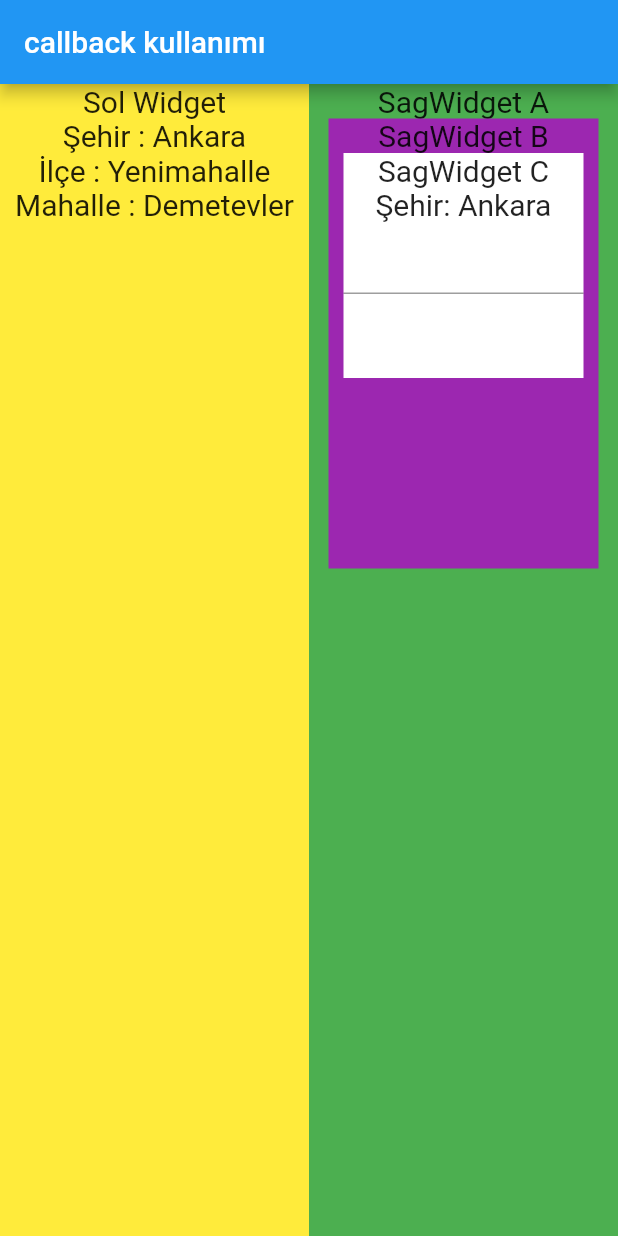
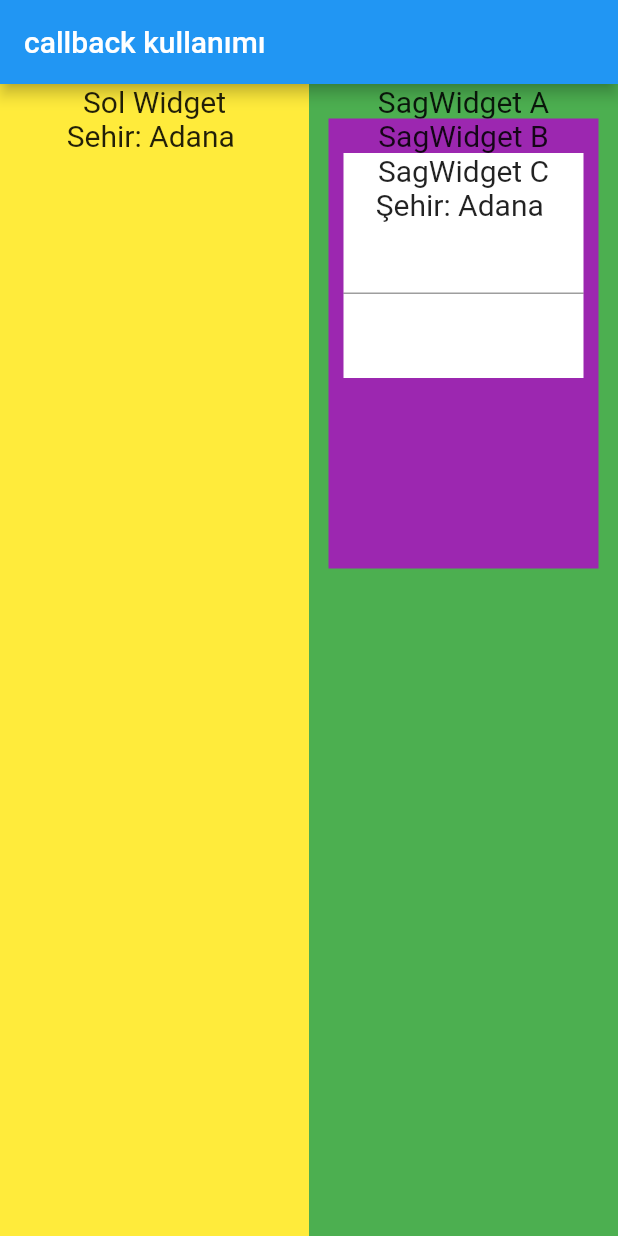
Before and after one commit to VedatBiner/flutter_provider_demo, a Flutter app: the screen it shows after launch, on a phone screen of 412 x 824 dp. Run offline on Flutter 3.47's test engine with Material 2 defaults, Android fonts, the light colour scheme and no system bars.

Commit message:
stateless

```diff
--- a/lib/main.dart
+++ b/lib/main.dart
@@ -1,18 +1,13 @@
 import 'package:flutter/material.dart';
-import './state_data.dart';
-import 'package:provider/provider.dart';
 
-void main() => runApp(ChangeNotifierProvider<StateData>(
-  // state yarattık, provider 'ı yayınladık.
-    create: (BuildContext context) => StateData(),
-    child: const MyApp()));
+void main() => runApp(const MyApp());
 
 class MyApp extends StatelessWidget {
   const MyApp({Key? key}) : super(key: key);
 
   @override
   Widget build(BuildContext context) {
-    return const MaterialApp(
+    return MaterialApp(
       debugShowCheckedModeBanner: false,
       home: MyHomePage(),
     );
@@ -20,7 +15,10 @@ class MyApp extends StatelessWidget {
 }
 
 class MyHomePage extends StatelessWidget {
-  const MyHomePage({Key? key}) : super(key: key);
+
+  String sehir = "Adana";
+
+  MyHomePage({Key? key}) : super(key: key);
 
   @override
   Widget build(BuildContext context) {
@@ -32,9 +30,9 @@ class MyHomePage extends StatelessWidget {
         child: Row(
           mainAxisAlignment: MainAxisAlignment.spaceEvenly,
           crossAxisAlignment: CrossAxisAlignment.stretch,
-          children: const <Widget>[
-            Expanded(child: SolWidgetA()),
-            Expanded(child: SagWidgetA())
+          children: <Widget>[
+            Expanded(child: SolWidgetA(sehir: sehir,)),
+            Expanded(child: SagWidgetA(sehir: sehir,))
           ],
         ),
       ),
@@ -43,61 +41,55 @@ class MyHomePage extends StatelessWidget {
 }
 
 class SolWidgetA extends StatelessWidget {
-  const SolWidgetA({Key? key}) : super(key: key);
+
+
+  final String sehir;
+
+  const SolWidgetA({Key? key, required this.sehir}) : super(key: key);
 
   @override
   Widget build(BuildContext context) {
-    // String sehir = Provider.of<StateData>(context).sehir;
     return Container(
         color: Colors.yellow,
-        child: Consumer<StateData>(
-          builder: (context, data, child){
-            return Column(
+        child: Column(
           children: [
             const Text(
               'Sol Widget',
               style: TextStyle(fontSize: 20),
             ),
             Text(
-                  // aşağıdaki gibi de kullanılabilir.
-                  'Şehir : ${data.sehir}',
-                  style: const TextStyle(fontSize: 20),
-                ),
-                Text(
-                  'İlçe : ${data.ilce}',
-                  style: const TextStyle(fontSize: 20),
-                ),
-                Text(
-                  'Mahalle : ${data.mahalle}',
+              'Sehir: $sehir ',
               style: const TextStyle(fontSize: 20),
             )
           ],
-            );
-          },
         ));
   }
 }
 
 class SagWidgetA extends StatelessWidget {
-  const SagWidgetA({Key? key}) : super(key: key);
+  final String sehir;
+
+  const SagWidgetA({Key? key, required this.sehir}) : super(key: key);
 
   @override
   Widget build(BuildContext context) {
     return Container(
       color: Colors.green,
-      child: Column(children: const [
-        Text(
+      child: Column(children: [
+        const Text(
           'SagWidget A',
           style: TextStyle(fontSize: 20),
         ),
-        SagWidgetB()
+        SagWidgetB(sehir: sehir,)
       ]),
     );
   }
 }
 
 class SagWidgetB extends StatelessWidget {
-  const SagWidgetB({Key? key}) : super(key: key);
+  final String sehir;
+
+  const SagWidgetB({Key? key, required this.sehir}) : super(key: key);
 
   @override
   Widget build(BuildContext context) {
@@ -105,26 +97,24 @@ class SagWidgetB extends StatelessWidget {
       height: 300,
       width: 180,
       color: Colors.purple,
-      child: Column(children: const [
-        Text(
+      child: Column(children: [
+        const Text(
           'SagWidget B',
           style: TextStyle(fontSize: 20),
         ),
-        SagWidgetC()
+        SagWidgetC(sehir: sehir,)
       ]),
     );
   }
 }
 
 class SagWidgetC extends StatelessWidget {
-  const SagWidgetC({Key? key}) : super(key: key);
+  final String sehir;
+
+  const SagWidgetC({Key? key, required this.sehir}) : super(key: key);
 
   @override
   Widget build(BuildContext context) {
-
-    // callback fonksiyon
-    // Function newCity = Provider.of<StateData>(context).newCity;
-
     return Container(
       color: Colors.white,
       height: 150,
@@ -135,15 +125,10 @@ class SagWidgetC extends StatelessWidget {
           style: TextStyle(fontSize: 20),
         ),
         Text(
-          'Şehir: ${Provider.of<StateData>(context).sehir}',
+          'Şehir: $sehir ',
           style: const TextStyle(fontSize: 20),
         ),
-        TextField(onChanged: (input){
-          // kullanıcı tarafından girilen veriyi gönderiyoruz.
-          // burada dinleme yapmasını kapatıyoruz.
-          Provider.of<StateData>(context, listen:false).newCity(input);
-          // newCity(input);
-        })
+        const TextField(onChanged: null)
       ]),
     );
   }
--- a/lib/state_data.dart
+++ /dev/null
@@ -1,13 +0,0 @@
-import 'package:flutter/material.dart';
-
-class StateData with ChangeNotifier{
-  String sehir = "Ankara";
-  String ilce = "Yenimahalle";
-  String mahalle = "Demetevler";
-
-  void newCity(String city){
-    sehir = city;
-    // değişikliği haber verecek
-    notifyListeners();
-  }
-}
```
Also changed, not shown: 1 other file. Lines whose indentation alone changed are shown as unchanged.
